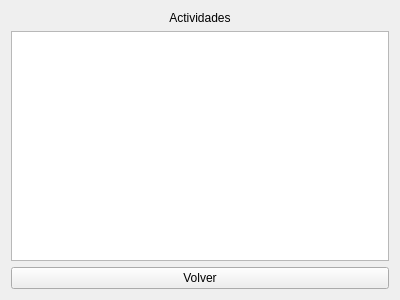
Old version of the form views/actividades_curso.ui in the repository Arg128/Tec-Obj-Lab9.
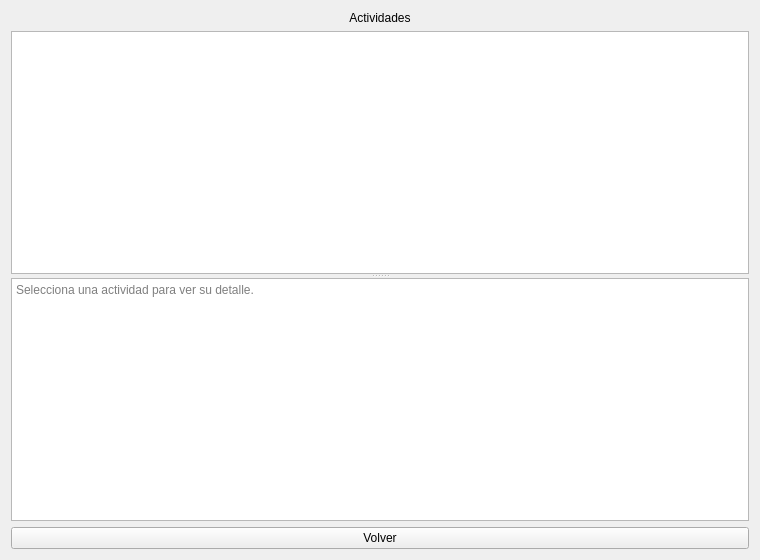
New version of the form.

Commit message: Base SQLite visible en data/ y detalle con Markdown al elegir un curso

```diff
--- a/views/actividades_curso.ui
+++ b/views/actividades_curso.ui
@@ -6,8 +6,8 @@
    <rect>
     <x>0</x>
     <y>0</y>
-    <width>400</width>
-    <height>300</height>
+    <width>760</width>
+    <height>560</height>
    </rect>
   </property>
   <property name="windowTitle">
@@ -25,7 +25,20 @@
     </widget>
    </item>
    <item>
-    <widget class="QTableWidget" name="tablaActividades"/>
+    <widget class="QSplitter" name="splitter">
+     <property name="orientation">
+      <enum>Qt::Vertical</enum>
+     </property>
+     <widget class="QTableWidget" name="tablaActividades"/>
+     <widget class="QTextBrowser" name="textDetalle">
+      <property name="openExternalLinks">
+       <bool>true</bool>
+      </property>
+      <property name="placeholderText">
+       <string>Selecciona una actividad para ver su detalle.</string>
+      </property>
+     </widget>
+    </widget>
    </item>
    <item>
     <widget class="QPushButton" name="btnVolver">
```
The commit also changes 12 other files.
